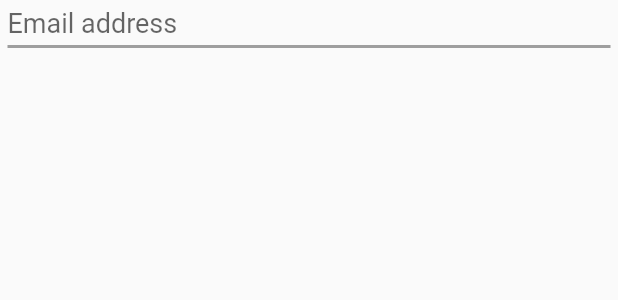
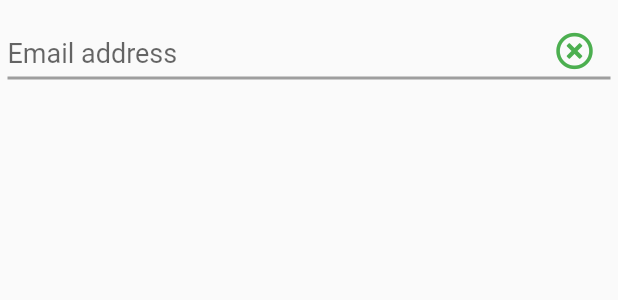
Before and after one commit to KrisCris/COMP704-AUTxCJLU-Final-Year-Project, a Flutter app: the MyTextField widget shown alone on an empty page, opened directly, on a phone screen of 412 x 824 dp. Shown: the top 300 px of the screen. Run offline on Flutter 3.47's test engine with Material 2 defaults, Android fonts, the phone set to English and light mode, and no system bars; our stand-ins replace font_awesome_flutter; missing offline and left inert: keyboard_avoider.

Commit message:
add icon location

```diff
--- a/fore_end/lib/Mycomponents/myTextField.dart
+++ b/fore_end/lib/Mycomponents/myTextField.dart
@@ -123,14 +123,23 @@ class MyTextFieldState extends State<MyTextField> {
                   ),
 
 
+
+
+
+                  //文本框基本属性
                   hintText: widget.placeholder,
-                  contentPadding: new EdgeInsets.fromLTRB(0, 0, 0, 6),
+                  contentPadding: new EdgeInsets.fromLTRB(0,20,0,0),
                   isDense: true,
 
 
                   // icon: Icon(widget.myIcon,color: Constants.FOCUSED_COLOR,size: 20,),
                   //icon: Icon(Icons.phone),
-                  // suffixIcon: Icon(FontAwesomeIcons.timesCircle, color: Colors.green,size: 20,)
+                  suffixIcon: Padding(
+
+                      padding:  EdgeInsets.fromLTRB(0,10,0,0),
+                      child: Icon(FontAwesomeIcons.timesCircle, color: Colors.green,size: 25,)
+                  ),
+                  //Icon(FontAwesomeIcons.timesCircle, color: Colors.green,size: 20,)
 
               ),
               // obscureText: widget.isPassword, //是否切换到密码模式，是以星号*显示密码
--- a/fore_end/lib/Pages/RegisterPage.dart
+++ b/fore_end/lib/Pages/RegisterPage.dart
@@ -65,7 +65,7 @@ class Register extends StatelessWidget {
         text: "Acquire verify code",
         fontsize: 20,
         width: 0.7,
-        height: 0.05,
+        height: 50,
         radius: 8,
         theme: MyTheme.blueStyle,
         sizeChangeMode:2,
```
